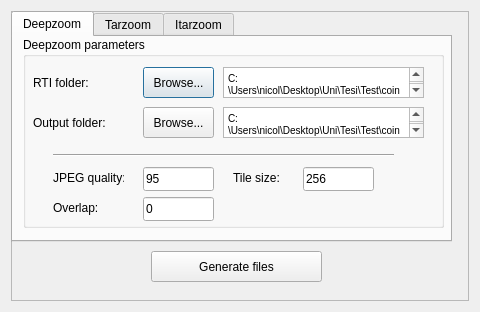
Old version of the form relight/zoomdialog.ui in the repository cnr-isti-vclab/relight.
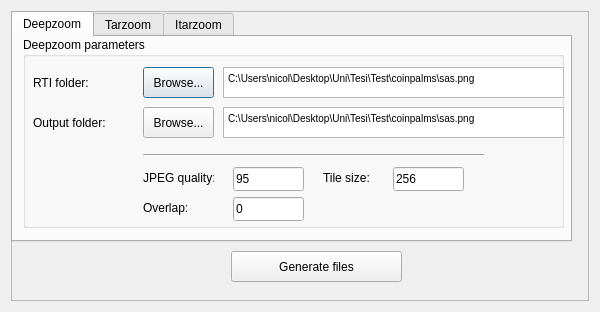
New version of the form.

The edit to the form file:
```diff
--- a/relight/zoomdialog.ui
+++ b/relight/zoomdialog.ui
@@ -6,7 +6,7 @@
    <rect>
     <x>0</x>
     <y>0</y>
-    <width>480</width>
+    <width>600</width>
     <height>312</height>
    </rect>
   </property>
@@ -47,7 +47,7 @@
          <rect>
           <x>0</x>
           <y>0</y>
-          <width>441</width>
+          <width>561</width>
           <height>231</height>
          </rect>
         </property>
@@ -81,7 +81,7 @@
            <rect>
             <x>10</x>
             <y>0</y>
-            <width>421</width>
+            <width>541</width>
             <height>191</height>
            </rect>
           </property>
@@ -93,7 +93,7 @@
             <rect>
              <x>200</x>
              <y>30</y>
-             <width>201</width>
+             <width>341</width>
              <height>31</height>
             </rect>
            </property>
@@ -155,7 +155,7 @@
             <rect>
              <x>200</x>
              <y>70</y>
-             <width>201</width>
+             <width>341</width>
              <height>31</height>
             </rect>
            </property>
@@ -189,7 +189,7 @@
           <widget class="QLabel" name="label_3">
            <property name="geometry">
             <rect>
-             <x>30</x>
+             <x>120</x>
              <y>130</y>
              <width>71</width>
              <height>21</height>
@@ -202,7 +202,7 @@
           <widget class="QLineEdit" name="inputJpegQuality">
            <property name="geometry">
             <rect>
-             <x>120</x>
+             <x>210</x>
              <y>130</y>
              <width>71</width>
              <height>24</height>
@@ -218,7 +218,7 @@
           <widget class="QLabel" name="label_4">
            <property name="geometry">
             <rect>
-             <x>210</x>
+             <x>300</x>
              <y>130</y>
              <width>71</width>
              <height>21</height>
@@ -231,7 +231,7 @@
           <widget class="QLineEdit" name="inputTileSize">
            <property name="geometry">
             <rect>
-             <x>280</x>
+             <x>370</x>
              <y>130</y>
              <width>71</width>
              <height>24</height>
@@ -244,7 +244,7 @@
           <widget class="Line" name="line">
            <property name="geometry">
             <rect>
-             <x>30</x>
+             <x>120</x>
              <y>110</y>
              <width>341</width>
              <height>16</height>
@@ -257,7 +257,7 @@
           <widget class="QLabel" name="label_5">
            <property name="geometry">
             <rect>
-             <x>30</x>
+             <x>120</x>
              <y>160</y>
              <width>71</width>
              <height>21</height>
@@ -270,7 +270,7 @@
           <widget class="QLineEdit" name="inputOverlap">
            <property name="geometry">
             <rect>
-             <x>120</x>
+             <x>210</x>
              <y>160</y>
              <width>71</width>
              <height>24</height>
@@ -435,7 +435,7 @@
        <widget class="QPushButton" name="buttonConfirm">
         <property name="geometry">
          <rect>
-          <x>140</x>
+          <x>220</x>
           <y>240</y>
           <width>171</width>
           <height>31</height>
```
Left out of the diff: 8 changed lines with no effect on the pictures.
